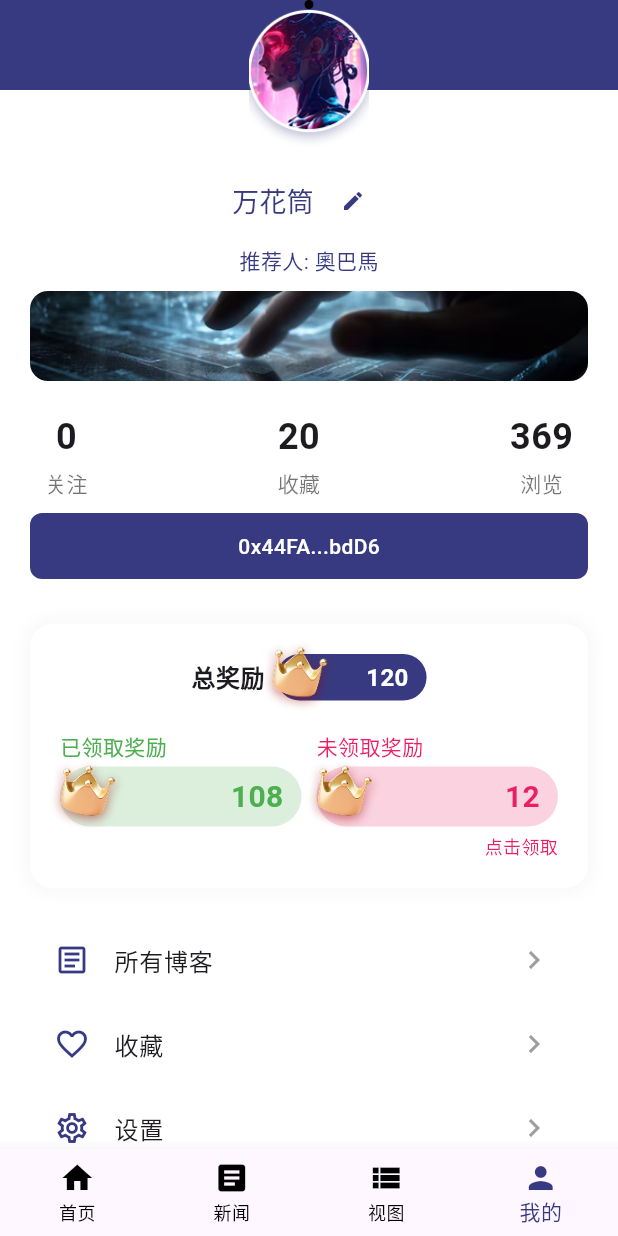
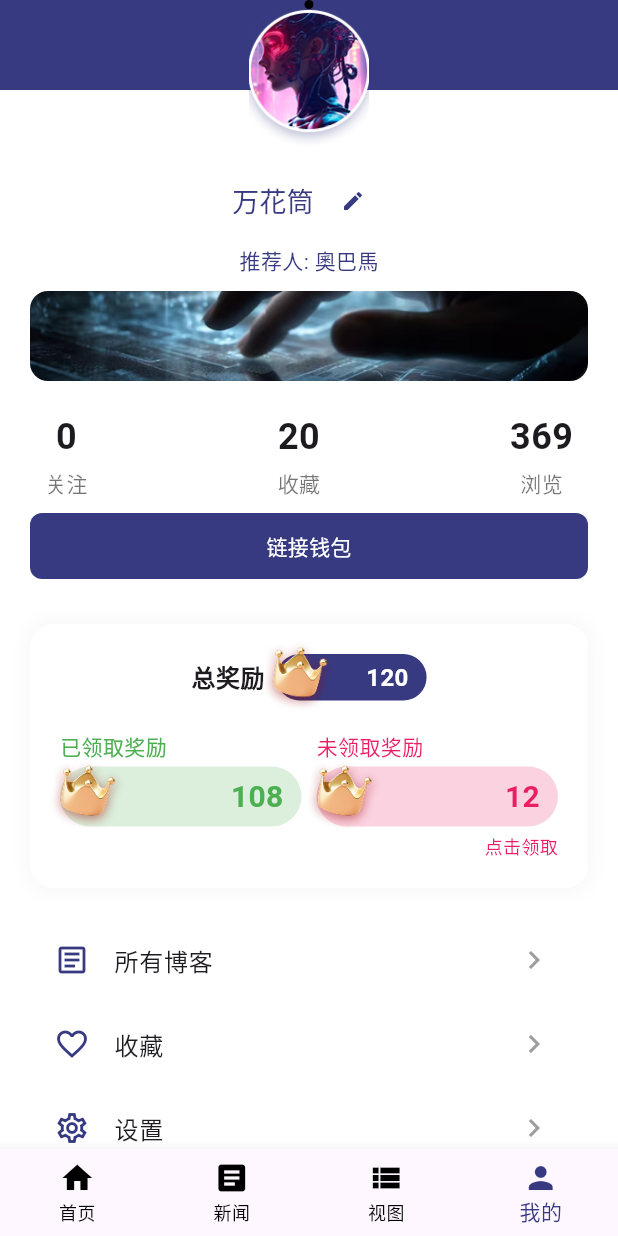
Before and after one commit to SunburstMeoga/earndia-dapp, a Flutter app: the screen it shows after launch, item 4 of the bottom bar chosen, on a phone screen of 412 x 824 dp. Run offline on Flutter 3.47's test engine with Material 3 defaults, Android fonts, the light colour scheme and no system bars; our stand-ins replace qr_flutter; missing offline and left inert: walletconnect_dart, web3dart.

Commit message:
链接钱包

```diff
--- a/lib/widgets/profile/profile_stats.dart
+++ b/lib/widgets/profile/profile_stats.dart
@@ -1,8 +1,93 @@
 import 'package:flutter/material.dart';
 import 'package:earndia_app/constants/colors.dart';
+import 'package:walletconnect_dart/walletconnect_dart.dart';
+import 'package:url_launcher/url_launcher.dart';
 
-class ProfileStats extends StatelessWidget {
+class ProfileStats extends StatefulWidget {
   const ProfileStats({super.key});
+
+  @override
+  _ProfileStatsState createState() => _ProfileStatsState();
+}
+
+class _ProfileStatsState extends State<ProfileStats> {
+  String walletAddress = '';
+  bool isConnected = false;
+  late WalletConnect connector;
+
+  @override
+  void initState() {
+    super.initState();
+    connector = WalletConnect(
+      bridge: 'https://bridge.walletconnect.org',
+      clientMeta: const PeerMeta(
+        name: 'Your App Name',
+        description: 'Your App Description',
+        url: 'https://your-app-url.com',
+        icons: ['https://your-app-url.com/icon.png'],
+      ),
+    );
+  }
+
+  Future<void> _connectWallet() async {
+    if (!isConnected) {
+      try {
+        // 创建连接会话
+        final session = await connector.createSession(
+          chainId: 1, // Ethereum主网
+          onDisplayUri: (uri) async {
+            // 使用钱包应用打开连接URI
+            final mobileUri = uri.replaceAll('wc:', 'metamask:');
+            if (await canLaunch(mobileUri)) {
+              await launch(mobileUri);
+            } else {
+              // 如果未安装MetaMask，跳转下载页面
+              await launch('https://metamask.io/download/');
+            }
+          },
+        );
+
+        // 监听连接事件
+        connector.on('connect', (SessionStatus session) {
+          setState(() {
+            isConnected = true;
+            if (session.accounts.isNotEmpty) {
+              walletAddress = session.accounts[0];
+            }
+          });
+        });
+
+        // 监听断开连接事件
+        connector.on('disconnect', (dynamic _) {
+          setState(() {
+            isConnected = false;
+            walletAddress = '';
+          });
+        });
+      } catch (e) {
+        _showErrorDialog('连接失败: ${e.toString()}');
+      }
+    } else {
+      // 断开连接
+      await connector.killSession();
+    }
+  }
+
+  void _showErrorDialog(String message) {
+    showDialog(
+      context: context,
+      builder: (context) => AlertDialog(
+        title: const Text('错误'),
+        content: Text(message),
+        actions: [
+          TextButton(
+            onPressed: () => Navigator.pop(context),
+            child: const Text('确定'),
+          )
+        ],
+      ),
+    );
+  }
 
   @override
   Widget build(BuildContext context) {
@@ -19,21 +104,26 @@ class ProfileStats extends StatelessWidget {
             ],
           ),
         ),
-        Container(
+        GestureDetector(
+          onTap: _connectWallet,
+          child: Container(
             width: double.infinity,
             margin: const EdgeInsets.symmetric(horizontal: 20, vertical: 10),
             padding: const EdgeInsets.symmetric(vertical: 12),
             decoration: BoxDecoration(
-            color: AppColors.primary,
+              color: isConnected ? Colors.green : AppColors.primary,
               borderRadius: BorderRadius.circular(8),
             ),
-          child: const Center(
+            child: Center(
               child: Text(
-              '0x44FA...bdD6',
-              style: TextStyle(
+                isConnected
+                    ? '已连接: ${walletAddress.substring(0, 6)}...'
+                    : '链接钱包',
+                style: const TextStyle(
                   color: Colors.white,
                   fontSize: 14,
                   fontWeight: FontWeight.w500,
+                ),
               ),
             ),
           ),
--- a/pubspec.yaml
+++ b/pubspec.yaml
@@ -30,12 +30,12 @@ environment:
 dependencies:
   flutter:
     sdk: flutter
-
   # The following adds the Cupertino Icons font to your application.
   # Use with the CupertinoIcons class for iOS style icons.
   cupertino_icons: ^1.0.2
   web3dart: ^2.0.1
   walletconnect_dart: ^0.0.11
+  url_launcher: ^6.1.0
   dio: ^5.2.0
   qr_flutter: ^4.0.0
 
```
Also changed, not shown: pubspec.lock, 16 other files. Lines whose indentation alone changed are shown as unchanged.
